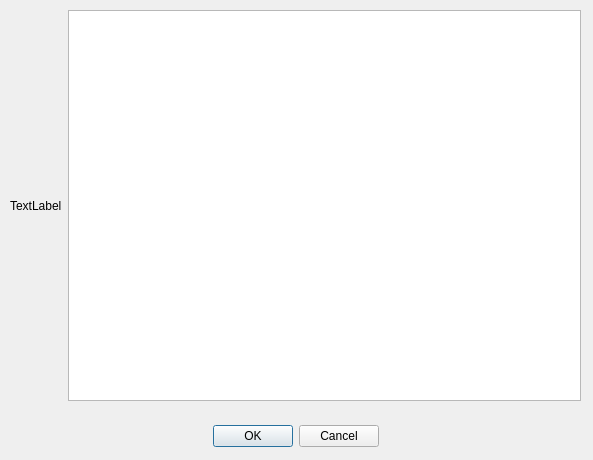
Above: ShidBooru/ItemEditor.ui from lsalmon/ShidBooru before the change. Below: the same form after it.
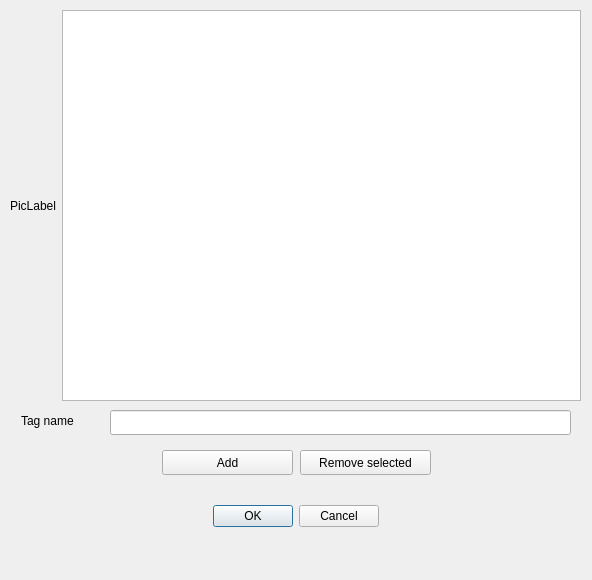
That is the form after the change.

Commit message: Fixed icons in list and added editor for tags / full image display

Diff of the .ui file:
```diff
--- a/ShidBooru/ItemEditor.ui
+++ b/ShidBooru/ItemEditor.ui
@@ -6,8 +6,8 @@
    <rect>
     <x>0</x>
     <y>0</y>
-    <width>593</width>
-    <height>460</height>
+    <width>592</width>
+    <height>580</height>
    </rect>
   </property>
   <property name="windowTitle">
@@ -17,7 +17,7 @@
    <property name="geometry">
     <rect>
      <x>10</x>
-     <y>420</y>
+     <y>500</y>
      <width>571</width>
      <height>32</height>
     </rect>
@@ -45,15 +45,64 @@
     <item>
      <widget class="QLabel" name="label">
       <property name="text">
-       <string>TextLabel</string>
+       <string>PicLabel</string>
       </property>
      </widget>
     </item>
     <item>
-     <widget class="QListWidget" name="listWidget"/>
+     <widget class="QListView" name="tagListView"/>
     </item>
    </layout>
   </widget>
+  <widget class="QLineEdit" name="tagLineEdit">
+   <property name="geometry">
+    <rect>
+     <x>110</x>
+     <y>410</y>
+     <width>461</width>
+     <height>25</height>
+    </rect>
+   </property>
+  </widget>
+  <widget class="QPushButton" name="addButton">
+   <property name="geometry">
+    <rect>
+     <x>162</x>
+     <y>450</y>
+     <width>131</width>
+     <height>25</height>
+    </rect>
+   </property>
+   <property name="text">
+    <string>Add</string>
+   </property>
+  </widget>
+  <widget class="QPushButton" name="removeButton">
+   <property name="geometry">
+    <rect>
+     <x>300</x>
+     <y>450</y>
+     <width>131</width>
+     <height>25</height>
+    </rect>
+   </property>
+   <property name="text">
+    <string>Remove selected</string>
+   </property>
+  </widget>
+  <widget class="QLabel" name="tagLineLabel">
+   <property name="geometry">
+    <rect>
+     <x>21</x>
+     <y>410</y>
+     <width>71</width>
+     <height>21</height>
+    </rect>
+   </property>
+   <property name="text">
+    <string>Tag name</string>
+   </property>
+  </widget>
  </widget>
  <resources/>
  <connections>
```
Left out of the diff: 2 changed lines with no effect on the pictures. The commit also changes 8 other files.
